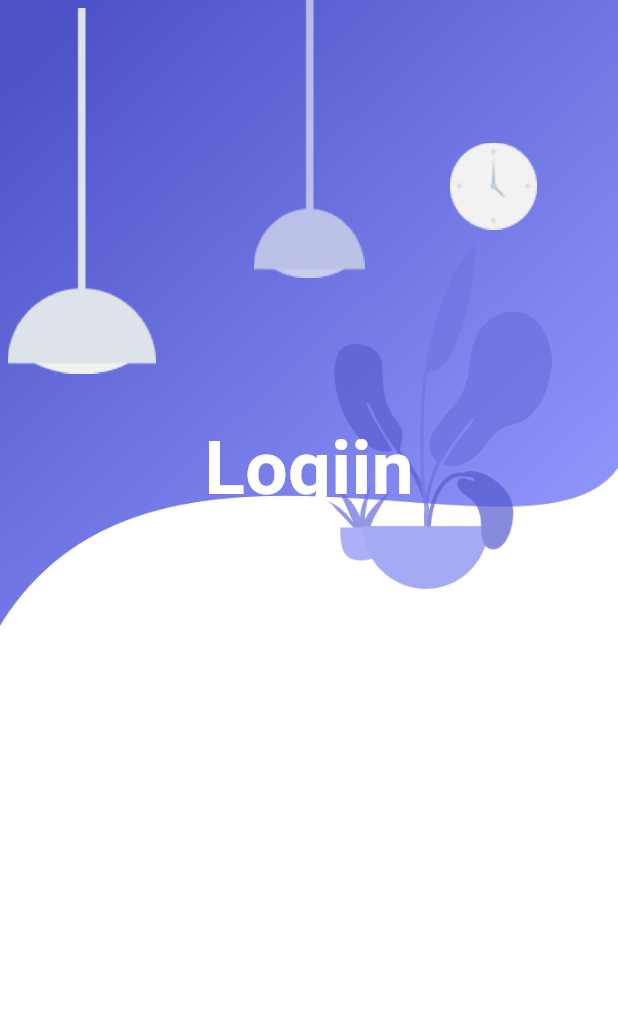
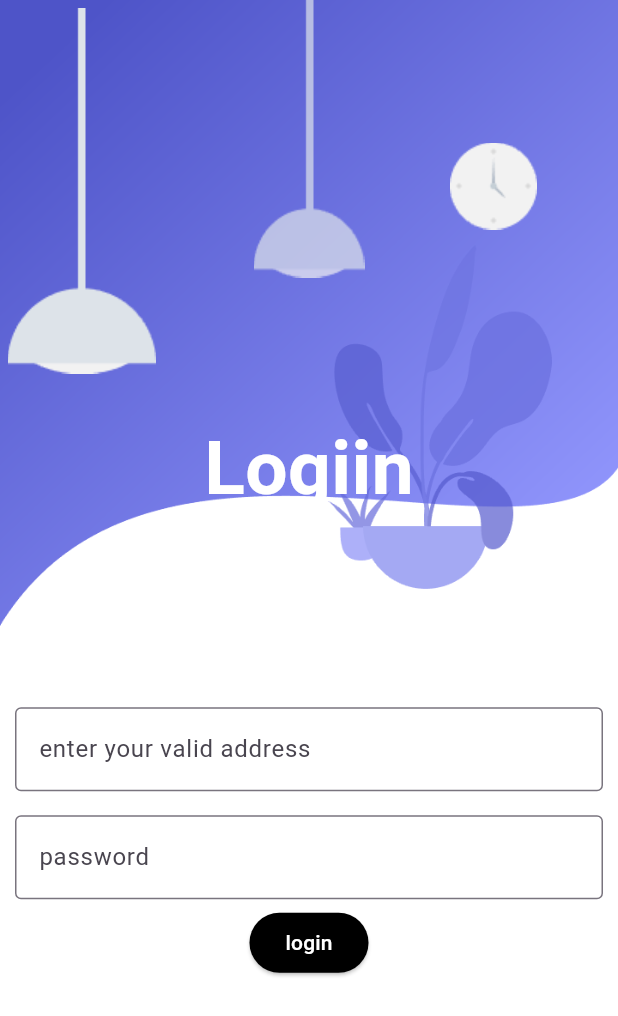
Before and after one commit to jefinbasheer/login_ui_design, a Flutter app: the screen it shows after launch, on a phone screen of 412 x 824 dp. Shown: the top 1016 px of the screen. Run offline on Flutter 3.47's test engine with Material 3 defaults, Android fonts, the phone set to English and light mode, and no system bars; Roboto replaces fonts that are missing (birthdayDay).

Commit message:
adding text fom field and elevated button

```diff
--- a/login_page_1/lib/login.dart
+++ b/login_page_1/lib/login.dart
@@ -19,14 +19,11 @@ class Screenlogin extends StatelessWidget {
                 child: Image.asset('assests/images/light-2.png')),
             Padding(
               padding: EdgeInsets.only(left: 300, top: 95),
-            child: Container(
               child: Image.asset('assests/images/clock.png'),
             ),
-          ),
-          Padding(
+            const Padding(
               padding: EdgeInsets.only(bottom: 200),
               child: Center(
-              child: Container(
                 child: Text(
                   'Logiin',
                   style: TextStyle(
@@ -34,11 +31,46 @@ class Screenlogin extends StatelessWidget {
                       fontFamily: AutofillHints.birthdayDay,
                       fontSize: 50,
                       fontWeight: FontWeight.bold),
-              )),
                 ),
+              ),
+            ),
+            Padding(
+                padding: const EdgeInsets.only(top: 300, left: 10, right: 10),
+                child: Column(
+                  mainAxisAlignment: MainAxisAlignment.center,
+                  children: [
+                    TextFormField(
+                      decoration: InputDecoration(
+                        label: Text('enter your valid address'),
+                        border: OutlineInputBorder(),
+                      ),
+                    ),
+                    SizedBox(
+                      height: 16.0,
+                    ),
+                    TextFormField(
+                      obscureText: true,
+                      decoration: InputDecoration(
+                        label: Text('password'),
+                        border: OutlineInputBorder(),
+                      ),
+                    ),
+                    SizedBox(
+                      height: 5,
+                    ),
+                    ElevatedButton(
+                      onPressed: () {},
+                      child:
+                          Text('login', style: TextStyle(color: Colors.white)),
+                      style: ButtonStyle(
+                          backgroundColor:
+                              MaterialStatePropertyAll(Colors.black)),
                     )
                   ],
                 )),
+          ],
+        ),
+      ),
     );
   }
 }
```
Lines whose indentation alone changed are shown as unchanged.
